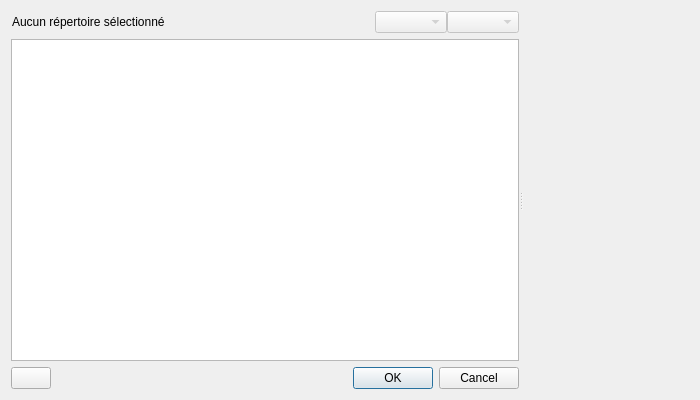
Before: the Qt Designer form plugins/importexport/importdialog.ui in cfi30/cfiSlides, drawn with Qt 5.
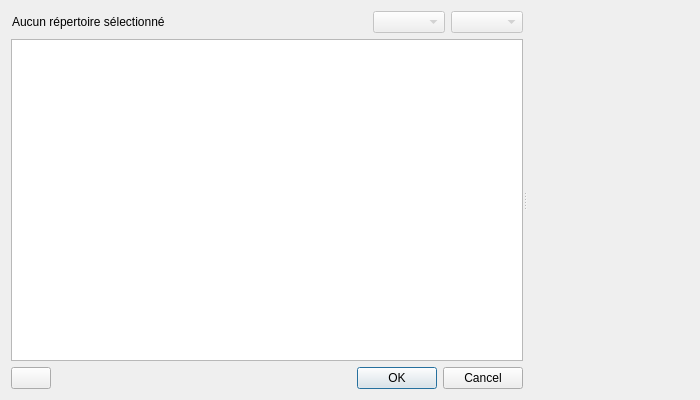
After: the same form once the commit is applied. Icons and pictures are not drawn. Custom widgets are drawn as their Qt base class.

Commit message: show progress dialogs when importing elements

The edit to the form file:
```diff
--- a/plugins/importexport/importdialog.ui
+++ b/plugins/importexport/importdialog.ui
@@ -26,9 +26,6 @@
       <layout class="QVBoxLayout" name="verticalLayout_2">
        <item>
         <layout class="QHBoxLayout" name="horizontalLayout">
-         <property name="spacing">
-          <number>0</number>
-         </property>
          <item>
           <widget class="QPushButton" name="directoryButton">
            <property name="sizePolicy">
```
The commit also changes 2 other files.
